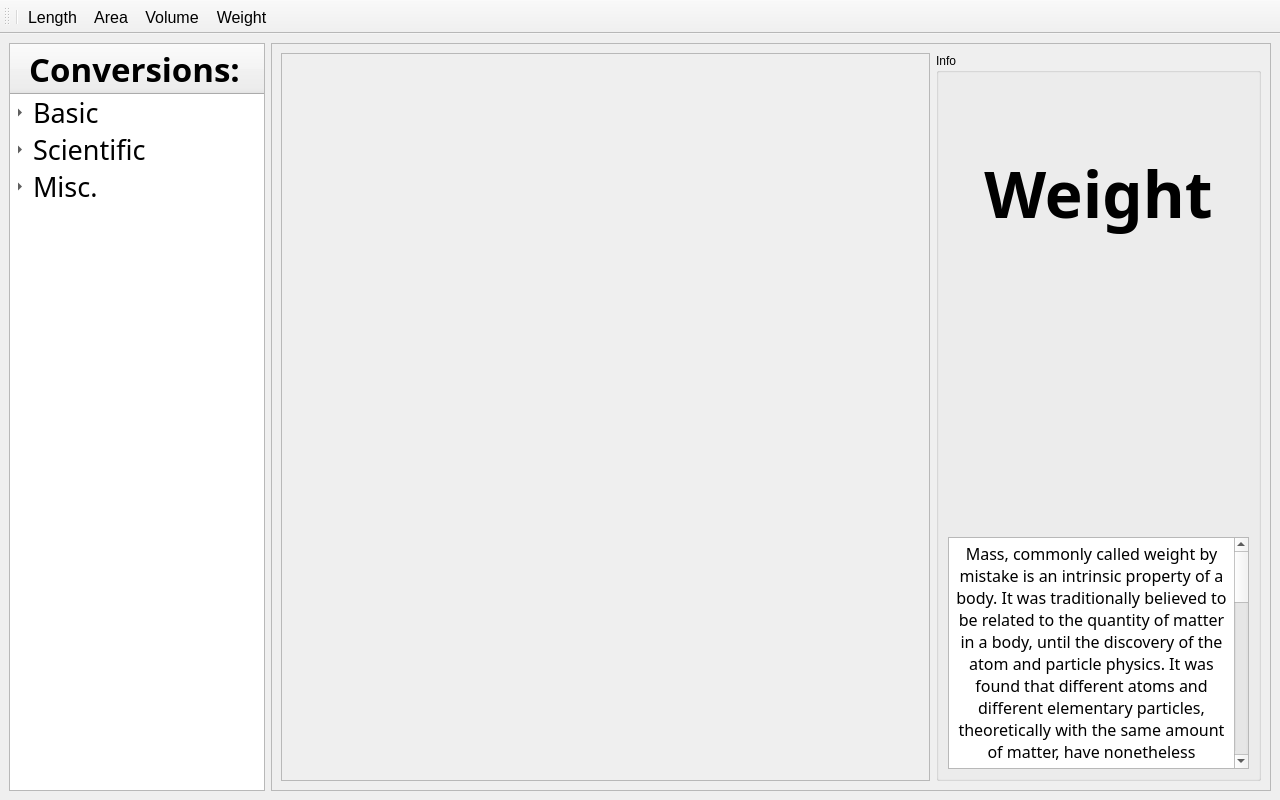
Above: mainwindow.ui from 30vam/cute-converter before the change. Below: the same form after it.
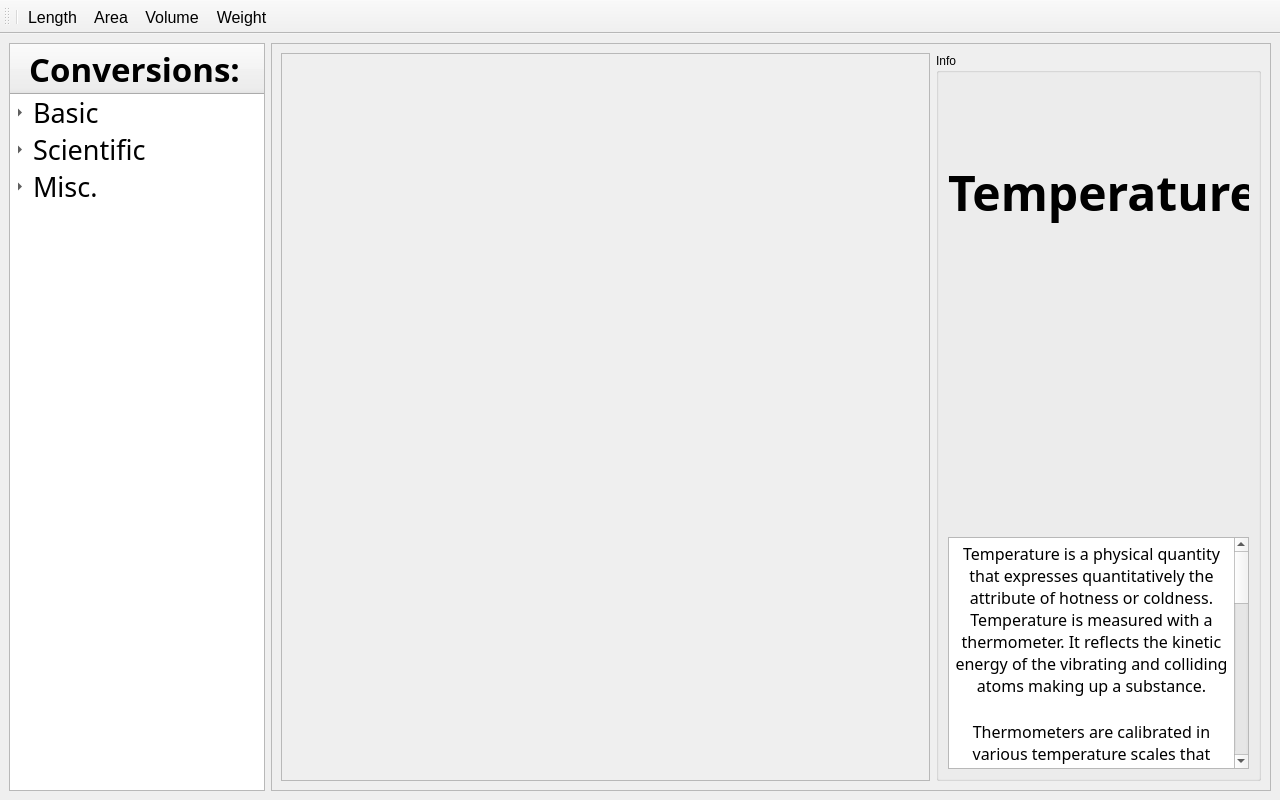
That is the form after the change. Icons and pictures are not drawn.

Commit message: added temperature widget page

Diff of the .ui file:
```diff
--- a/mainwindow.ui
+++ b/mainwindow.ui
@@ -209,7 +209,7 @@
        <enum>QFrame::StyledPanel</enum>
       </property>
       <property name="currentIndex">
-       <number>4</number>
+       <number>5</number>
       </property>
       <widget class="QWidget" name="basicPage">
        <layout class="QGridLayout" name="gridLayout">
@@ -1074,7 +1074,7 @@
 &lt;/style&gt;&lt;/head&gt;&lt;body style=&quot; font-family:'Aleo'; font-size:12pt; font-weight:400; font-style:normal;&quot;&gt;
 &lt;p align=&quot;center&quot; style=&quot; margin-top:0px; margin-bottom:0px; margin-left:0px; margin-right:0px; -qt-block-indent:0; text-indent:0px;&quot;&gt;Mass, commonly called weight by mistake is an intrinsic property of a body. It was traditionally believed to be related to the quantity of matter in a body, until the discovery of the atom and particle physics. It was found that different atoms and different elementary particles, theoretically with the same amount of matter, have nonetheless different masses. &lt;/p&gt;
 &lt;p align=&quot;center&quot; style=&quot;-qt-paragraph-type:empty; margin-top:0px; margin-bottom:0px; margin-left:0px; margin-right:0px; -qt-block-indent:0; text-indent:0px;&quot;&gt;&lt;br /&gt;&lt;/p&gt;
-&lt;p align=&quot;center&quot; style=&quot; margin-top:0px; margin-bottom:0px; margin-left:0px; margin-right:0px; -qt-block-indent:0; text-indent:0px;&quot;&gt;Mass in modern physics has multiple definitions which are conceptually distinct, but physically equivalent. Mass can be experimentally defined as a measure of the body's inertia, meaning the resistance to acceleration (change of velocity) when a net force is applied.[1] The object's mass also determines the strength of its gravitational attraction to other bodies.&lt;/p&gt;
+&lt;p align=&quot;center&quot; style=&quot; margin-top:0px; margin-bottom:0px; margin-left:0px; margin-right:0px; -qt-block-indent:0; text-indent:0px;&quot;&gt;Mass in modern physics has multiple definitions which are conceptually distinct, but physically equivalent. Mass can be experimentally defined as a measure of the body's inertia, meaning the resistance to acceleration (change of velocity) when a net force is applied. The object's mass also determines the strength of its gravitational attraction to other bodies.&lt;/p&gt;
 &lt;p align=&quot;center&quot; style=&quot;-qt-paragraph-type:empty; margin-top:0px; margin-bottom:0px; margin-left:0px; margin-right:0px; -qt-block-indent:0; text-indent:0px;&quot;&gt;&lt;br /&gt;&lt;/p&gt;
 &lt;p align=&quot;center&quot; style=&quot; margin-top:0px; margin-bottom:0px; margin-left:0px; margin-right:0px; -qt-block-indent:0; text-indent:0px;&quot;&gt;The SI base unit of mass is the kilogram (kg). In physics, mass is not the same as weight, even though mass is often determined by measuring the object's weight using a spring scale, rather than balance scale comparing it directly with known masses. &lt;/p&gt;
 &lt;p align=&quot;center&quot; style=&quot;-qt-paragraph-type:empty; margin-top:0px; margin-bottom:0px; margin-left:0px; margin-right:0px; -qt-block-indent:0; text-indent:0px;&quot;&gt;&lt;br /&gt;&lt;/p&gt;
@@ -1090,6 +1090,181 @@
         </item>
        </layout>
       </widget>
+      <widget class="QWidget" name="temperatureWidget">
+       <layout class="QHBoxLayout" name="horizontalLayout_5" stretch="2,1">
+        <item>
+         <widget class="QScrollArea" name="temperatureScrollArea">
+          <property name="sizePolicy">
+           <sizepolicy hsizetype="Expanding" vsizetype="Expanding">
+            <horstretch>0</horstretch>
+            <verstretch>0</verstretch>
+           </sizepolicy>
+          </property>
+          <property name="widgetResizable">
+           <bool>true</bool>
+          </property>
+          <widget class="QWidget" name="scrollAreaWidgetContents_5">
+           <property name="geometry">
+            <rect>
+             <x>0</x>
+             <y>0</y>
+             <width>647</width>
+             <height>639</height>
+            </rect>
+           </property>
+          </widget>
+         </widget>
+        </item>
+        <item>
+         <widget class="QGroupBox" name="temperatureInfoGroupBox">
+          <property name="sizePolicy">
+           <sizepolicy hsizetype="Ignored" vsizetype="Ignored">
+            <horstretch>0</horstretch>
+            <verstretch>0</verstretch>
+           </sizepolicy>
+          </property>
+          <property name="title">
+           <string>Info</string>
+          </property>
+          <layout class="QVBoxLayout" name="verticalLayout_5">
+           <item>
+            <widget class="QLabel" name="temperatureLabel">
+             <property name="sizePolicy">
+              <sizepolicy hsizetype="Preferred" vsizetype="Preferred">
+               <horstretch>0</horstretch>
+               <verstretch>0</verstretch>
+              </sizepolicy>
+             </property>
+             <property name="minimumSize">
+              <size>
+               <width>0</width>
+               <height>0</height>
+              </size>
+             </property>
+             <property name="font">
+              <font>
+               <family>Aleo</family>
+               <pointsize>48</pointsize>
+               <italic>false</italic>
+               <bold>true</bold>
+               <underline>false</underline>
+               <strikeout>false</strikeout>
+              </font>
+             </property>
+             <property name="text">
+              <string>&lt;html&gt;&lt;head/&gt;&lt;body&gt;&lt;p&gt;&lt;span style=&quot; font-size:36pt;&quot;&gt;Temperature&lt;/span&gt;&lt;/p&gt;&lt;/body&gt;&lt;/html&gt;</string>
+             </property>
+             <property name="textFormat">
+              <enum>Qt::AutoText</enum>
+             </property>
+             <property name="scaledContents">
+              <bool>false</bool>
+             </property>
+             <property name="alignment">
+              <set>Qt::AlignCenter</set>
+             </property>
+             <property name="wordWrap">
+              <bool>false</bool>
+             </property>
+            </widget>
+           </item>
+           <item>
+            <widget class="QLabel" name="temperatureImageLabel">
+             <property name="sizePolicy">
+              <sizepolicy hsizetype="Preferred" vsizetype="Preferred">
+               <horstretch>0</horstretch>
+               <verstretch>0</verstretch>
+              </sizepolicy>
+             </property>
+             <property name="minimumSize">
+              <size>
+               <width>0</width>
+               <height>0</height>
+              </size>
+             </property>
+             <property name="font">
+              <font>
+               <pointsize>20</pointsize>
+               <bold>false</bold>
+               <underline>false</underline>
+               <strikeout>false</strikeout>
+              </font>
+             </property>
+             <property name="text">
+              <string/>
+             </property>
+             <property name="textFormat">
+              <enum>Qt::AutoText</enum>
+             </property>
+             <property name="pixmap">
+              <pixmap resource="icons.qrc">:/icons/temperature_icon.png</pixmap>
+             </property>
+             <property name="scaledContents">
+              <bool>true</bool>
+             </property>
+             <property name="wordWrap">
+              <bool>false</bool>
+             </property>
+            </widget>
+           </item>
+           <item>
+            <widget class="QTextBrowser" name="temperatureTextBrowser">
+             <property name="sizePolicy">
+              <sizepolicy hsizetype="Preferred" vsizetype="Fixed">
+               <horstretch>0</horstretch>
+               <verstretch>0</verstretch>
+              </sizepolicy>
+             </property>
+             <property name="minimumSize">
+              <size>
+               <width>0</width>
+               <height>232</height>
+              </size>
+             </property>
+             <property name="maximumSize">
+              <size>
+               <width>16777215</width>
+               <height>232</height>
+              </size>
+             </property>
+             <property name="font">
+              <font>
+               <family>Aleo</family>
+               <pointsize>12</pointsize>
+              </font>
+             </property>
+             <property name="documentTitle">
+              <string/>
+             </property>
+             <property name="lineWrapMode">
+              <enum>QTextEdit::WidgetWidth</enum>
+             </property>
+             <property name="html">
+              <string>&lt;!DOCTYPE HTML PUBLIC &quot;-//W3C//DTD HTML 4.0//EN&quot; &quot;http://www.w3.org/TR/REC-html40/strict.dtd&quot;&gt;
+&lt;html&gt;&lt;head&gt;&lt;meta name=&quot;qrichtext&quot; content=&quot;1&quot; /&gt;&lt;meta charset=&quot;utf-8&quot; /&gt;&lt;style type=&quot;text/css&quot;&gt;
+p, li { white-space: pre-wrap; }
+hr { height: 1px; border-width: 0; }
+li.unchecked::marker { content: &quot;\2610&quot;; }
+li.checked::marker { content: &quot;\2612&quot;; }
+&lt;/style&gt;&lt;/head&gt;&lt;body style=&quot; font-family:'Aleo'; font-size:12pt; font-weight:400; font-style:normal;&quot;&gt;
+&lt;p align=&quot;center&quot; style=&quot; margin-top:0px; margin-bottom:0px; margin-left:0px; margin-right:0px; -qt-block-indent:0; text-indent:0px;&quot;&gt;Temperature is a physical quantity that expresses quantitatively the attribute of hotness or coldness. Temperature is measured with a thermometer. It reflects the kinetic energy of the vibrating and colliding atoms making up a substance.&lt;/p&gt;
+&lt;p align=&quot;center&quot; style=&quot;-qt-paragraph-type:empty; margin-top:0px; margin-bottom:0px; margin-left:0px; margin-right:0px; -qt-block-indent:0; text-indent:0px;&quot;&gt;&lt;br /&gt;&lt;/p&gt;
+&lt;p align=&quot;center&quot; style=&quot; margin-top:0px; margin-bottom:0px; margin-left:0px; margin-right:0px; -qt-block-indent:0; text-indent:0px;&quot;&gt;Thermometers are calibrated in various temperature scales that historically have relied on various reference points and thermometric substances for definition. The most common scales are the Celsius scale with the unit symbol °C (formerly called centigrade), the Fahrenheit scale (°F), and the Kelvin scale (K), the latter being used predominantly for scientific purposes. The kelvin is one of the seven base units in the International System of Units (SI).&lt;/p&gt;
+&lt;p align=&quot;center&quot; style=&quot;-qt-paragraph-type:empty; margin-top:0px; margin-bottom:0px; margin-left:0px; margin-right:0px; -qt-block-indent:0; text-indent:0px;&quot;&gt;&lt;br /&gt;&lt;/p&gt;
+&lt;p align=&quot;center&quot; style=&quot; margin-top:0px; margin-bottom:0px; margin-left:0px; margin-right:0px; -qt-block-indent:0; text-indent:0px;&quot;&gt;Absolute zero, i.e., zero kelvin or −273.15 °C, is the lowest point in the thermodynamic temperature scale. Experimentally, it can be approached very closely but not actually reached, as recognized in the third law of thermodynamics. It would be impossible to extract energy as heat from a body at that temperature.&lt;/p&gt;
+&lt;p align=&quot;center&quot; style=&quot;-qt-paragraph-type:empty; margin-top:0px; margin-bottom:0px; margin-left:0px; margin-right:0px; -qt-block-indent:0; text-indent:0px;&quot;&gt;&lt;br /&gt;&lt;/p&gt;
+&lt;p align=&quot;center&quot; style=&quot; margin-top:0px; margin-bottom:0px; margin-left:0px; margin-right:0px; -qt-block-indent:0; text-indent:0px;&quot;&gt;Temperature is important in all fields of natural science, including physics, chemistry, Earth science, astronomy, medicine, biology, ecology, material science, metallurgy, mechanical engineering and geography as well as most aspects of daily life.&lt;/p&gt;&lt;/body&gt;&lt;/html&gt;</string>
+             </property>
+             <property name="openLinks">
+              <bool>false</bool>
+             </property>
+            </widget>
+           </item>
+          </layout>
+         </widget>
+        </item>
+       </layout>
+      </widget>
      </widget>
     </item>
    </layout>
```
Left out of the diff: 94 changed lines with no effect on the pictures. The commit also changes 1 other file.
